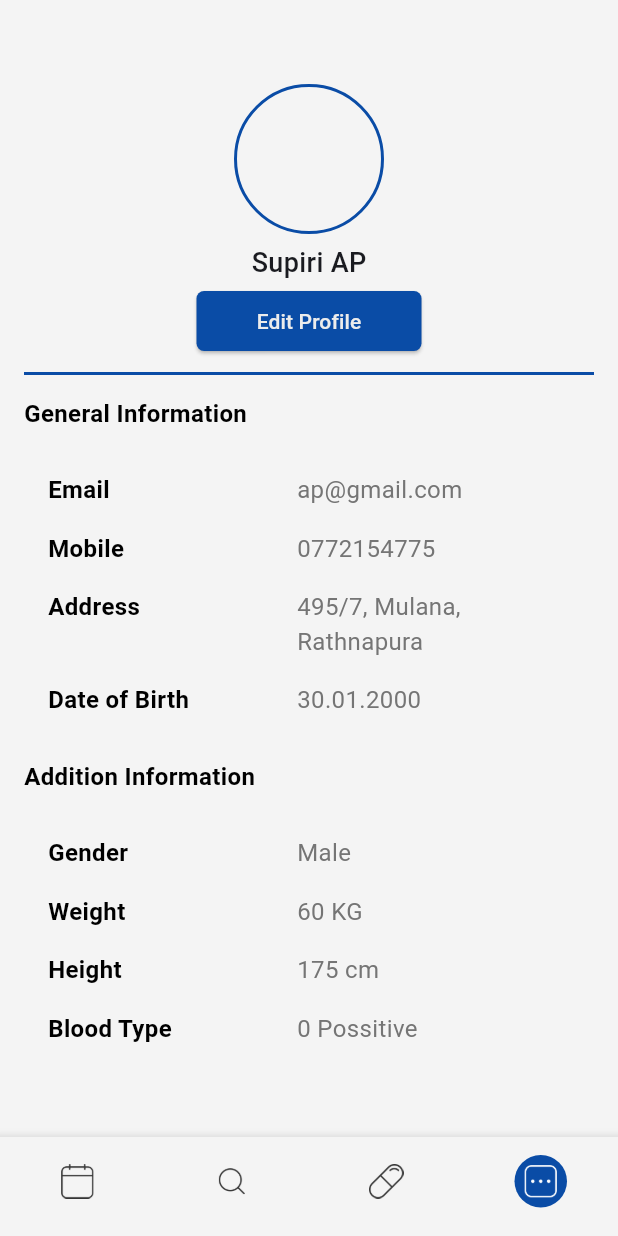
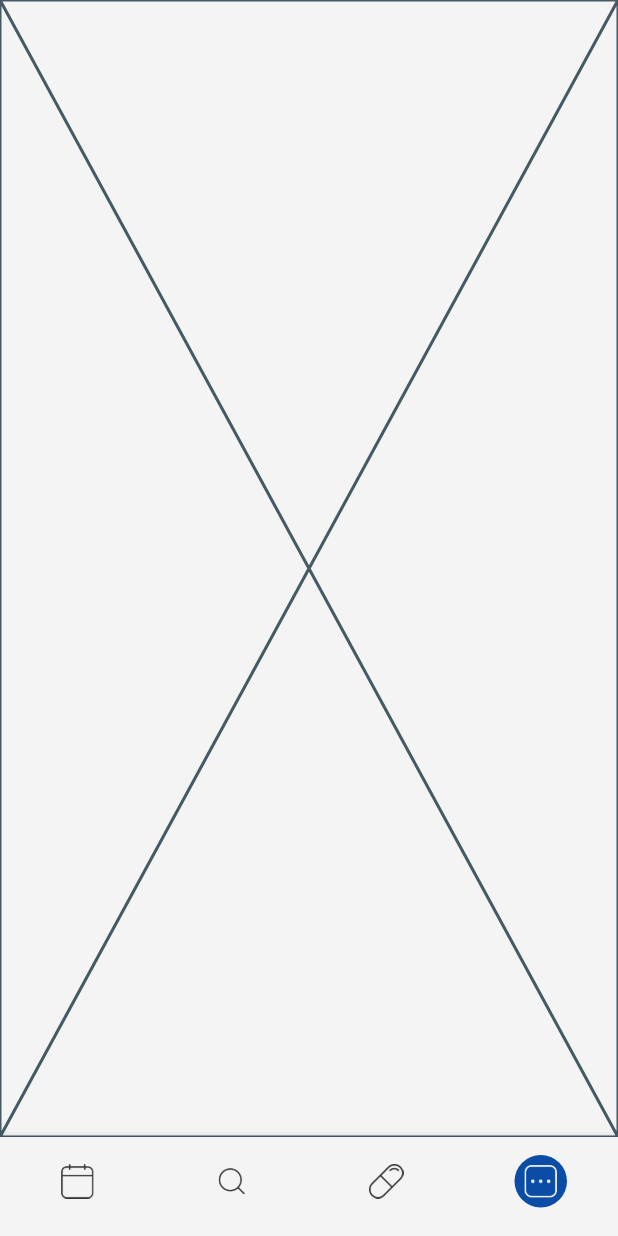
Before and after one commit to saimaboy/aarogya_meds, a Flutter app: the screen it shows after launch, item 4 of the bottom bar chosen, on a phone screen of 412 x 824 dp. Run offline on Flutter 3.47's test engine with Material 3 defaults, Android fonts, the phone set to English and light mode, and no system bars.

```diff
--- a/lib/main.dart
+++ b/lib/main.dart
@@ -1,9 +1,4 @@
-import 'package:aarogya_meds/screens/patients/Profile/profile_main.dart';
-import 'package:aarogya_meds/screens/patients/Reminder/add_remider.dart';
-import 'package:aarogya_meds/screens/patients/wrapper.dart';
-import 'package:aarogya_meds/screens/patients/Auth/singin.dart';
-import 'package:aarogya_meds/screens/patients/Pharmarcy/pharmacy_list.dart';
-import 'package:aarogya_meds/screens/patients/Auth/siginup.dart';
+import 'package:aarogya_meds/screens/pharmacists/pha_wrapper.dart';
 import 'package:aarogya_meds/utils/common.dart';
 import 'package:flutter/material.dart';
 
@@ -25,7 +20,7 @@ class MyApp extends StatelessWidget {
         useMaterial3: true,
         scaffoldBackgroundColor: AppColors.bgcolor,
       ),
-      home: const Wrapper(),
+      home: const PharmacistsWrapper(),
     );
   }
 }
--- a/lib/screens/patients/Profile/profile_main.dart
+++ b/lib/screens/patients/Profile/profile_main.dart
@@ -1,7 +1,5 @@
 import 'package:aarogya_meds/screens/patients/Profile/profile_edit.dart';
 import 'package:aarogya_meds/utils/common.dart';
-import 'package:aarogya_meds/widget/appbars/menu_edit_appbar.dart';
-import 'package:aarogya_meds/widget/buttons/button.dart';
 import 'package:flutter/material.dart';
 
 class ProfilePage extends StatefulWidget {
--- /dev/null
+++ b/lib/screens/pharmacists/Profile/pha_profile.dart
@@ -0,0 +1,10 @@
+import 'package:flutter/material.dart';
+
+class PharmacistProfile extends StatelessWidget {
+  const PharmacistProfile({super.key});
+
+  @override
+  Widget build(BuildContext context) {
+    return const Placeholder();
+  }
+}
--- /dev/null
+++ b/lib/screens/pharmacists/pha_wrapper.dart
@@ -0,0 +1,90 @@
+import 'package:aarogya_meds/screens/patients/pill.dart';
+import 'package:aarogya_meds/screens/patients/search.dart';
+import 'package:aarogya_meds/screens/pharmacists/Home/pha_home.dart';
+import 'package:aarogya_meds/screens/pharmacists/Profile/pha_profile.dart';
+import 'package:aarogya_meds/utils/common.dart';
+import 'package:aarogya_meds/widget/navbar_icon.dart';
+import 'package:flutter/material.dart';
+
+class PharmacistsWrapper extends StatefulWidget {
+  const PharmacistsWrapper({super.key});
+
+  @override
+  State<PharmacistsWrapper> createState() => _PharmacistsWrapperState();
+}
+
+class _PharmacistsWrapperState extends State<PharmacistsWrapper> {
+
+  int _selectedIndex = 0;
+
+  final List<Widget> _widgetOptions = <Widget>[
+    const PharmacistsHome(),
+    const SearchPage(),
+    const PillPage(),
+    const PharmacistProfile(),
+  ];
+
+  void onItemTap(int index) {
+    setState(() {
+      _selectedIndex = index;
+    });
+  }
+
+  @override
+  Widget build(BuildContext context) {
+    return Scaffold(
+      body: Center(
+        child: _widgetOptions.elementAt(_selectedIndex),
+      ),
+      bottomNavigationBar: Material(
+        elevation: 5.0,
+        child: BottomNavigationBar(
+          items: [
+            BottomNavigationBarItem(
+              icon: CustomIcon(
+                imagePath: 'lib/assets/icons/Calendar.png',
+                isSelected: _selectedIndex == 0,
+                onTap: () => onItemTap(0),
+                padding: const EdgeInsets.only(top: 7.0),
+              ),
+              label: '',
+            ),
+            BottomNavigationBarItem(
+              icon: CustomIcon(
+                imagePath: 'lib/assets/icons/Search.png',
+                isSelected: _selectedIndex == 1,
+                onTap: () => onItemTap(1),
+                padding: const EdgeInsets.only(top: 7.0),
+              ),
+              label: '',
+            ),
+            BottomNavigationBarItem(
+              icon: CustomIcon(
+                imagePath: 'lib/assets/icons/Pill.png',
+                isSelected: _selectedIndex == 2,
+                onTap: () => onItemTap(2),
+                padding: const EdgeInsets.only(top: 7.0),
+              ),
+              label: '',
+            ),
+            BottomNavigationBarItem(
+              icon: CustomIcon(
+                imagePath: 'lib/assets/icons/Menu.png',
+                isSelected: _selectedIndex == 3,
+                onTap: () => onItemTap(3),
+                padding: const EdgeInsets.only(top: 7.0),
+              ),
+              label: '',
+            ),
+          ],
+          currentIndex: _selectedIndex,
+          onTap: onItemTap,
+          type: BottomNavigationBarType.fixed,
+          backgroundColor: AppColors.bgcolor,
+          selectedFontSize: 10.0,
+          unselectedFontSize: 10.0,
+        ),
+      ),
+    );
+  }
+}
```
Also changed, not shown: lib/screens/patients/Auth/signin.dart (added, +132 -0 lines), lib/screens/patients/Auth/signup.dart (added, +195 -0 lines), lib/screens/patients/Reminder/add_remider.dart (+4 -5 lines), lib/screens/pharmacists/Auth/pha_signin.dart (renamed from lib/screens/patients/Auth/singin.dart, +5 -5 lines), lib/screens/pharmacists/Auth/pha_signup.dart (renamed from lib/screens/patients/Auth/siginup.dart, +5 -5 lines), lib/screens/pharmacists/Home/pha_home.dart (added, +12 -0 lines), lib/screens/pharmacists/Home/pharmacists_home.dart (deleted), lib/screens/pharmacists/Inbox/pha_inbox.dart (added), lib/screens/pharmacists/Inbox/pharmacists_inbox.dart (deleted).
